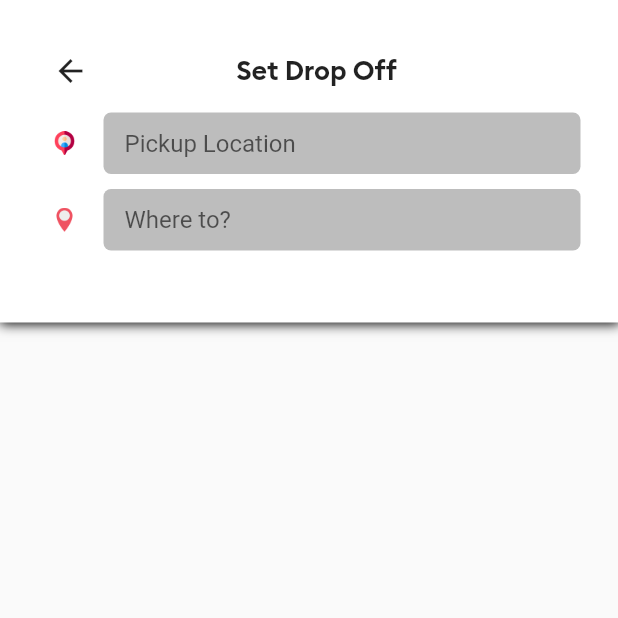
After one commit to ekbaya/uber-clone-app, a Flutter app: the MainScreen screen opened by its route, after a tap on "Search Drop Off loaction", on a phone screen of 412 x 824 dp, the top half of it. The commit adds this screen. Run offline on Flutter 3.47's test engine with Material 2 defaults, Android fonts, the phone set to English and light mode, and no system bars; our stand-ins replace firebase_auth, firebase_core, firebase_database, fluttertoast, geolocator, google_maps_flutter; accounts and stored records are empty.

Commit message:
Drop off Location

```diff
--- /dev/null
+++ b/lib/dataHandler/appData.dart
@@ -0,0 +1,17 @@
+import 'package:flutter/material.dart';
+import 'package:riderapp/models/Address.dart';
+
+class AppData extends ChangeNotifier{
+  late Address userPickUpLocation = new Address(formattedAddress: "", placeName: "", placeId: "", latitude: 0.0, longitude: 0.0);
+  late Address userDropOffLocation = new Address(formattedAddress: "", placeName: "", placeId: "", latitude: 0.0, longitude: 0.0);
+
+  void updatePickUpLocationAddress(Address pickUpAddress){
+    userPickUpLocation = pickUpAddress;
+    notifyListeners();
+  }
+
+  void updateDropOffLocationAddress(Address address){
+    userDropOffLocation = address;
+    notifyListeners();
+  }
+}
--- /dev/null
+++ b/lib/models/Address.dart
@@ -0,0 +1,8 @@
+class Address{
+  String formattedAddress;
+  String placeName;
+  String placeId;
+  double latitude;
+  double longitude;
+  Address({required this.formattedAddress, required this.placeName, required this.placeId, required this.latitude, required this.longitude});
+}
--- /dev/null
+++ b/lib/models/PlacePrediction.dart
@@ -0,0 +1,20 @@
+class PlacePrediction {
+  String secondary_text;
+  String main_text;
+  String place_id;
+
+  PlacePrediction(
+      {required this.secondary_text,
+      required this.main_text,
+      required this.place_id});
+
+  factory PlacePrediction.fromJson(Map<String, dynamic> json) =>
+      placeFromJson(json);
+}
+
+PlacePrediction placeFromJson(Map<String, dynamic> json) {
+  return PlacePrediction(
+      secondary_text: json["structured_formatting"]["secondary_text"],
+      main_text: json["structured_formatting"]["main_text"],
+      place_id: json["place_id"]);
+}
--- a/lib/screens/LoginScreen.dart
+++ b/lib/screens/LoginScreen.dart
@@ -8,6 +8,7 @@ import 'package:riderapp/widgets/ProgressDialog.dart';
 
 import 'MainScreen.dart';
 
+// ignore: must_be_immutable
 class LoginScreen extends StatelessWidget {
   static const idScreen = 'login';
   TextEditingController emailEditingController = TextEditingController();
--- a/lib/screens/MainScreen.dart
+++ b/lib/screens/MainScreen.dart
@@ -3,6 +3,10 @@ import 'dart:async';
 import 'package:flutter/material.dart';
 import 'package:geolocator/geolocator.dart';
 import 'package:google_maps_flutter/google_maps_flutter.dart';
+import 'package:provider/provider.dart';
+import 'package:riderapp/dataHandler/appData.dart';
+import 'package:riderapp/helpers/GoogleMapsAPIMethods.dart';
+import 'package:riderapp/screens/SearchScreen.dart';
 import 'package:riderapp/widgets/Divider.dart';
 
 class MainScreen extends StatefulWidget {
@@ -30,6 +34,9 @@ class _MainScreenState extends State<MainScreen> {
     LatLng latLngPosition = LatLng(position.latitude, position.longitude);
     CameraPosition cameraPosition = new CameraPosition(target: latLngPosition, zoom: 14);
     newGoogleMapController.animateCamera(CameraUpdate.newCameraPosition(cameraPosition));
+
+    String address = await GoogleMapsAPIMethods.searchCoordinatesAddress(position, context);
+    print("THIS IS YOUR ADDRESS:: "+address);
   }
   @override
   Widget build(BuildContext context) {
@@ -178,7 +185,8 @@ class _MainScreenState extends State<MainScreen> {
                     SizedBox(
                       height: 20.0,
                     ),
-                    Container(
+                    GestureDetector(
+                      child: Container(
                         decoration: BoxDecoration(
                           color: Colors.white,
                           borderRadius: BorderRadius.circular(5.0),
@@ -207,6 +215,10 @@ class _MainScreenState extends State<MainScreen> {
                           ),
                         ),
                       ),
+                      onTap: (){
+                        Navigator.push(context, MaterialPageRoute(builder: (context)=>SearchScreen()));
+                      },
+                    ),
                     SizedBox(
                       height: 24.0,
                     ),
@@ -217,7 +229,11 @@ class _MainScreenState extends State<MainScreen> {
                         Column(
                           crossAxisAlignment: CrossAxisAlignment.start,
                           children: [
-                            Text("Add Home"),
+                            Text(
+                              Provider.of<AppData>(context).userPickUpLocation.placeName != ""
+                              ? Provider.of<AppData>(context).userPickUpLocation.placeName:
+                              "Add Home"
+                            ),
                             SizedBox(height: 4.0,),
                             Text("Your living home address", style: TextStyle(color: Colors.black54, fontSize: 12.0),)
                           ],
--- /dev/null
+++ b/lib/screens/SearchScreen.dart
@@ -0,0 +1,284 @@
+import 'package:flutter/material.dart';
+import 'package:provider/provider.dart';
+import 'package:riderapp/configMaps.dart';
+import 'package:riderapp/dataHandler/appData.dart';
+import 'package:riderapp/helpers/GoogleMapsAPI.dart';
+import 'package:riderapp/models/Address.dart';
+import 'package:riderapp/models/PlacePrediction.dart';
+import 'package:riderapp/widgets/Divider.dart';
+import 'package:riderapp/widgets/ProgressDialog.dart';
+
+class SearchScreen extends StatefulWidget {
+  @override
+  _SearchScreenState createState() => _SearchScreenState();
+}
+
+class _SearchScreenState extends State<SearchScreen> {
+  TextEditingController pickUpTextEditingController = TextEditingController();
+  TextEditingController destinationTextEditingController =
+      TextEditingController();
+  List<PlacePrediction> placepredictions = [];
+  @override
+  Widget build(BuildContext context) {
+    String placeAddress =
+        Provider.of<AppData>(context).userPickUpLocation.placeName;
+    pickUpTextEditingController.text = placeAddress.toString();
+    return Scaffold(
+      body: Column(
+        children: [
+          Container(
+            height: 215.0,
+            decoration: BoxDecoration(
+              color: Colors.white,
+              boxShadow: [
+                BoxShadow(
+                  color: Colors.black,
+                  blurRadius: 6.0,
+                  spreadRadius: 0.5,
+                  offset: Offset(0.7, 0.7),
+                ),
+              ],
+            ),
+            child: Padding(
+              padding: EdgeInsets.only(
+                  left: 35.0, top: 30.0, right: 25.0, bottom: 20.0),
+              child: Column(
+                children: [
+                  SizedBox(
+                    height: 5.0,
+                  ),
+                  Stack(
+                    children: [
+                      GestureDetector(
+                        child: Icon(Icons.arrow_back),
+                        onTap: () {
+                          Navigator.of(context).pop();
+                        },
+                      ),
+                      Center(
+                        child: Text(
+                          "Set Drop Off",
+                          style: TextStyle(
+                              fontSize: 18.0, fontFamily: "Brand-Bold"),
+                        ),
+                      ),
+                    ],
+                  ),
+                  SizedBox(
+                    height: 16.0,
+                  ),
+                  Row(
+                    children: [
+                      Image.asset(
+                        "assets/images/pickicon.png",
+                        height: 16.0,
+                        width: 16.0,
+                      ),
+                      SizedBox(
+                        width: 18.0,
+                      ),
+                      Expanded(
+                        child: Container(
+                          decoration: BoxDecoration(
+                            color: Colors.grey[400],
+                            borderRadius: BorderRadius.circular(5.0),
+                          ),
+                          child: Padding(
+                            padding: EdgeInsets.all(3.0),
+                            child: TextField(
+                              controller: pickUpTextEditingController,
+                              decoration: InputDecoration(
+                                hintText: "Pickup Location",
+                                fillColor: Colors.grey[400],
+                                filled: true,
+                                border: InputBorder.none,
+                                isDense: true,
+                                contentPadding: EdgeInsets.only(
+                                    left: 11.0, top: 8.0, bottom: 8.0),
+                              ),
+                            ),
+                          ),
+                        ),
+                      ),
+                    ],
+                  ),
+                  SizedBox(
+                    height: 10.0,
+                  ),
+                  Row(
+                    children: [
+                      Image.asset(
+                        "assets/images/desticon.png",
+                        height: 16.0,
+                        width: 16.0,
+                      ),
+                      SizedBox(
+                        width: 18.0,
+                      ),
+                      Expanded(
+                        child: Container(
+                          decoration: BoxDecoration(
+                            color: Colors.grey[400],
+                            borderRadius: BorderRadius.circular(5.0),
+                          ),
+                          child: Padding(
+                            padding: EdgeInsets.all(3.0),
+                            child: TextField(
+                              onChanged: (val) {
+                                findPlace(val);
+                              },
+                              controller: destinationTextEditingController,
+                              decoration: InputDecoration(
+                                hintText: "Where to?",
+                                fillColor: Colors.grey[400],
+                                filled: true,
+                                border: InputBorder.none,
+                                isDense: true,
+                                contentPadding: EdgeInsets.only(
+                                    left: 11.0, top: 8.0, bottom: 8.0),
+                              ),
+                            ),
+                          ),
+                        ),
+                      ),
+                    ],
+                  ),
+                ],
+              ),
+            ),
+          ),
+          SizedBox(
+            height: 10.0,
+          ),
+          //tiles for displaying predictions
+          (placepredictions.length > 0)
+              ? Padding(
+                  padding:
+                      EdgeInsets.symmetric(vertical: 8.0, horizontal: 16.0),
+                  child: ListView.separated(
+                    padding: EdgeInsets.all(0.0),
+                    itemBuilder: (context, index) {
+                      return PredictionTile(
+                        placePrediction: placepredictions[index],
+                      );
+                    },
+                    separatorBuilder: (BuildContext context, int index) =>
+                        AppDivider(),
+                    itemCount: placepredictions.length,
+                    shrinkWrap: true,
+                    physics: ClampingScrollPhysics(),
+                  ),
+                )
+              : Container(),
+        ],
+      ),
+    );
+  }
+
+  void findPlace(String placeName) async {
+    if (placeName.length > 1) {
+      String url =
+          "https://maps.googleapis.com/maps/api/place/autocomplete/json?input=$placeName&key=$mapKey&sessiontoken=1234567890&components=country:ke";
+      var res = await GoogleMapsAPI.getRequest(url);
+
+      if (res == "failed") {
+        return;
+      }
+
+      if (res["status" == "OK"]) {
+        var predictions = res["predictions"];
+
+        var placesList = (predictions as List)
+            .map((e) => PlacePrediction.fromJson(e))
+            .toList();
+
+        setState(() {
+          placepredictions = placesList;
+        });
+      }
+    }
+  }
+}
+
+class PredictionTile extends StatelessWidget {
+  final PlacePrediction placePrediction;
+  PredictionTile({Key? key, required this.placePrediction}) : super(key: key);
+  @override
+  Widget build(BuildContext context) {
+    return FlatButton(
+      onPressed: () {
+        getPlaceAddressDetails(placePrediction.place_id, context);
+      },
+      child: Container(
+        child: Column(
+          children: [
+            SizedBox(
+              width: 10.0,
+            ),
+            Row(
+              children: [
+                Icon(Icons.add_location),
+                SizedBox(
+                  width: 14.0,
+                ),
+                Expanded(
+                  child: Column(
+                    crossAxisAlignment: CrossAxisAlignment.start,
+                    children: [
+                      SizedBox(
+                        height: 8.0,
+                      ),
+                      Text(
+                        placePrediction.main_text,
+                        overflow: TextOverflow.ellipsis,
+                        style: TextStyle(fontSize: 16.0),
+                      ),
+                      SizedBox(
+                        height: 2.0,
+                      ),
+                      Text(
+                        placePrediction.secondary_text,
+                        overflow: TextOverflow.ellipsis,
+                        style: TextStyle(fontSize: 12.0, color: Colors.grey),
+                      ),
+                      SizedBox(
+                        height: 8.0,
+                      ),
+                    ],
+                  ),
+                ),
+              ],
+            ),
+          ],
+        ),
+      ),
+    );
+  }
+
+  void getPlaceAddressDetails(String placeId, context) async {
+    showDialog(context: context, builder: (BuildContext context)=>ProgressDialog(message: "Setting up dropoff point please wait...",));
+
+
+    String placeDetailsUrl =
+        "https://maps.googleapis.com/maps/api/place/details/json?place_id=$placeId&key=$mapKey";
+    var resp = await GoogleMapsAPI.getRequest(placeDetailsUrl);
+    Navigator.of(context).pop();
+    if (resp == "failed") {
+      return;
+    }
+
+    if (resp["status" == "OK"]) {
+      Address address = Address(
+        formattedAddress: "",
+        placeName: resp["result"]["name"],
+        placeId: placeId,
+        latitude: resp["result"]["geometry"]["loction"]["lat"],
+        longitude: resp["result"]["geometry"]["loction"]["lng"],
+      );
+
+      Provider.of<AppData>(context, listen: false).updateDropOffLocationAddress(address);
+      print("THIS IS DROP OFF POINT");
+      print(address.placeName);
+    }
+  }
+}
--- a/pubspec.yaml
+++ b/pubspec.yaml
@@ -35,6 +35,8 @@ dependencies:
   fluttertoast: ^8.0.6
   google_maps_flutter: ^2.0.3
   geolocator: ^7.0.3
+  http: ^0.13.3
+  provider: ^5.0.0
 
 dev_dependencies:
   flutter_test:
```
Also changed, not shown: lib/helpers/GoogleMapsAPI.dart (added, +21 -0 lines), lib/helpers/GoogleMapsAPIMethods.dart (added, +26 -0 lines), lib/main.dart (+15 -7 lines), pubspec.lock. Lines whose indentation alone changed are shown as unchanged.
